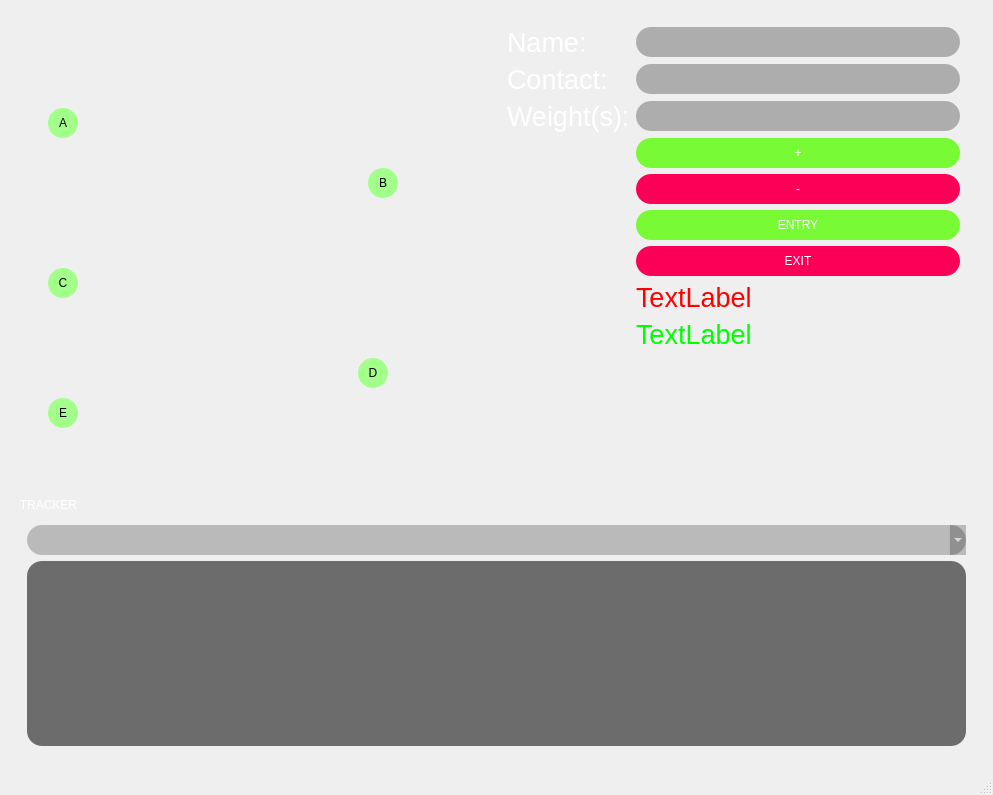
Before: the Qt Designer form ui/MainWindow.ui in AnshPatel1/TaxiLuggageTracker, drawn with Qt 5.
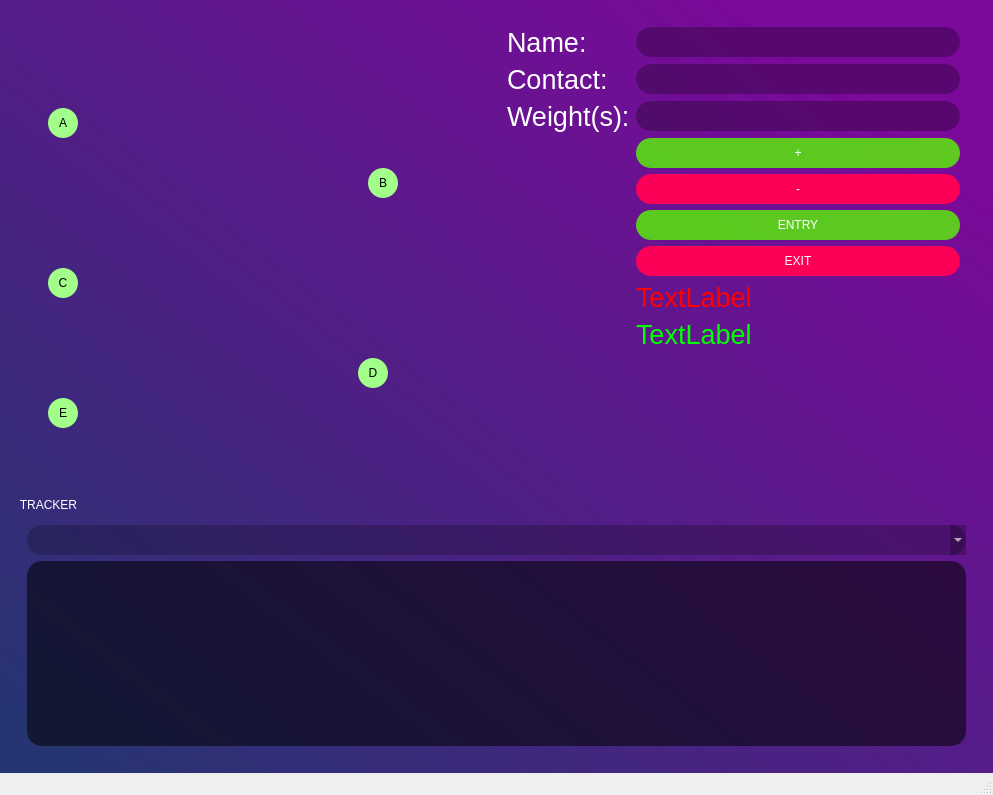
After: the same form once the commit is applied. Icons and pictures are not drawn.

Commit message: Optimized QSS

```diff
--- a/ui/MainWindow.ui
+++ b/ui/MainWindow.ui
@@ -27,9 +27,8 @@
   </property>
   <property name="styleSheet">
    <string notr="true">#centralwidget{
-                background-color: qlineargradient(spread:pad, x1:0, y1:1, x2:1, y2:0, stop:0.044335 rgba(39, 52, 114,
-                255), stop:0.876847 rgba(123, 9, 154, 255));
-                }
+background-color: qlineargradient(spread:pad, x1:0, y1:1, x2:1, y2:0, stop:0.044335 rgba(39, 52, 114, 255), stop:0.876847 rgba(123, 9, 154, 255));
+ }
             </string>
   </property>
   <widget class="QWidget" name="centralwidget">
@@ -392,8 +391,8 @@
             </property>
             <property name="styleSheet">
              <string notr="true">border-radius:15px;
-                                                        background-color: rgb(87, 252, 0, 200);
-                                                        color:rgb(255, 255, 255);
+background-color: rgba(87, 252, 0, 200);
+color:rgb(255, 255, 255);
                                                     </string>
             </property>
             <property name="text">
@@ -446,8 +445,8 @@
             </property>
             <property name="styleSheet">
              <string notr="true">border-radius:15px;
-                                                        background-color: rgb(87, 252, 0, 200);
-                                                        color:rgb(255, 255, 255);
+background-color: rgba(87, 252, 0, 200);
+color:rgb(255, 255, 255);
                                                     </string>
             </property>
             <property name="text">
```
Left out of the diff: 20 changed lines with no effect on the pictures. The commit also changes 1 other file.
